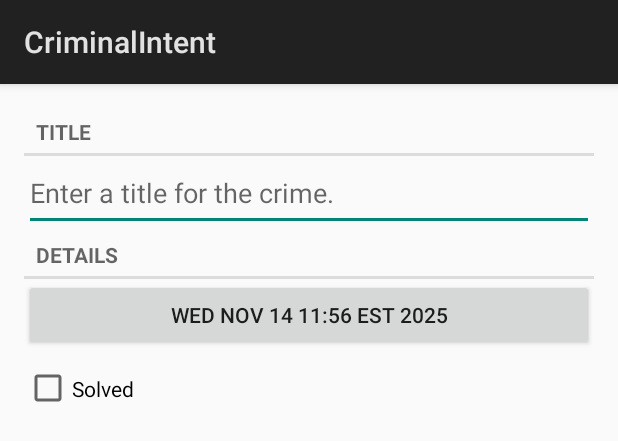
After one commit to xShaneSong/android-learning, an Android app built with Jetpack Compose: the layout fragment_crime.xml on its own in the app's theme, with its tools: preview values and no code run, on a phone screen of 412 x 824 dp. The commit adds this screen. Shown: the top 441 px of the screen. Run offline under Robolectric (Android 15) with nearby library versions, the phone set to English and light mode, and no system bars.

Commit message:
adjust layout

```diff
--- a/app/build.gradle.kts
+++ b/app/build.gradle.kts
@@ -1,3 +1,5 @@
+import org.jetbrains.kotlin.gradle.utils.loadPropertyFromResources
+
 plugins {
     alias(libs.plugins.android.application)
     alias(libs.plugins.kotlin.android)
@@ -49,6 +51,9 @@ dependencies {
     implementation(libs.androidx.ui.graphics)
     implementation(libs.androidx.ui.tooling.preview)
     implementation(libs.androidx.material3)
+    implementation(libs.androidx.appcompat)
+    implementation(libs.androidx.fragment.ktx)
+
     testImplementation(libs.junit)
     androidTestImplementation(libs.androidx.junit)
     androidTestImplementation(libs.androidx.espresso.core)
@@ -56,4 +61,5 @@ dependencies {
     androidTestImplementation(libs.androidx.ui.test.junit4)
     debugImplementation(libs.androidx.ui.tooling)
     debugImplementation(libs.androidx.ui.test.manifest)
+
 }
--- a/app/src/main/AndroidManifest.xml
+++ b/app/src/main/AndroidManifest.xml
@@ -16,7 +16,7 @@
             android:name=".MainActivity"
             android:exported="true"
             android:label="@string/app_name"
-            android:theme="@style/Theme.CriminalIntent">
+            android:theme="@style/Theme.AppCompat.DayNight.DarkActionBar">
             <intent-filter>
                 <action android:name="android.intent.action.MAIN" />
 
--- /dev/null
+++ b/app/src/main/res/layout/fragment_crime.xml
@@ -0,0 +1,40 @@
+<?xml version="1.0" encoding="utf-8"?>
+<LinearLayout xmlns:android="http://schemas.android.com/apk/res/android"
+    xmlns:tools="http://schemas.android.com/tools"
+    android:layout_width="match_parent"
+    android:layout_height="match_parent"
+    android:layout_gravity="center_vertical"
+    android:layout_margin="16dp"
+    android:orientation="vertical">
+
+    <TextView
+        style="?android:listSeparatorTextViewStyle"
+        android:layout_width="match_parent"
+        android:layout_height="wrap_content"
+        android:text="@string/crime_title_label" />
+
+    <EditText
+        android:id="@+id/crime_title"
+        android:layout_width="match_parent"
+        android:layout_height="50dp"
+        android:hint="@string/crime_title_hint" />
+
+    <TextView
+        style="?android:listSeparatorTextViewStyle"
+        android:layout_width="match_parent"
+        android:layout_height="wrap_content"
+        android:text="@string/crime_details_label" />
+
+    <Button
+        android:id="@+id/crime_date"
+        android:layout_width="match_parent"
+        android:layout_height="wrap_content"
+        android:text="Wed Nov 14 11:56 EST 2025" />
+
+    <CheckBox
+        android:id="@+id/crime_solved"
+        android:layout_width="match_parent"
+        android:layout_height="50dp"
+        android:text="@string/crime_solved_label" />
+
+</LinearLayout>
--- a/app/src/main/res/values/themes.xml
+++ b/app/src/main/res/values/themes.xml
@@ -1,5 +1,5 @@
 <?xml version="1.0" encoding="utf-8"?>
 <resources>
 
-    <style name="Theme.CriminalIntent" parent="android:Theme.Material.Light.NoActionBar" />
+    <style name="Theme.CriminalIntent" parent="android:Theme.Material.Light.DarkActionBar" />
 </resources>
--- a/gradle/libs.versions.toml
+++ b/gradle/libs.versions.toml
@@ -8,6 +8,8 @@ espressoCore = "3.6.1"
 lifecycleRuntimeKtx = "2.8.7"
 activityCompose = "1.10.0"
 composeBom = "2024.04.01"
+appcompat = "1.7.0"
+framgmentKtx = "1.8.3"
 
 [libraries]
 androidx-core-ktx = { group = "androidx.core", name = "core-ktx", version.ref = "coreKtx" }
@@ -24,6 +26,8 @@ androidx-ui-tooling-preview = { group = "androidx.compose.ui", name = "ui-toolin
 androidx-ui-test-manifest = { group = "androidx.compose.ui", name = "ui-test-manifest" }
 androidx-ui-test-junit4 = { group = "androidx.compose.ui", name = "ui-test-junit4" }
 androidx-material3 = { group = "androidx.compose.material3", name = "material3" }
+androidx-appcompat = { group = "androidx.appcompat", name = "appcompat", version.ref = "appcompat" }
+androidx-fragment-ktx = { group = "androidx.fragment", name = "fragment-ktx", version.ref = "framgmentKtx" }
 
 [plugins]
 android-application = { id = "com.android.application", version.ref = "agp" }
```
Also changed, not shown: app/src/main/kotlin/com/example/criminalintent/CrimeFragment.kt (added, +76 -0 lines), app/src/main/kotlin/com/example/criminalintent/MainActivity.kt (+12 -2 lines), app/src/main/res/layout/activity_main.xml (added, +8 -0 lines).
